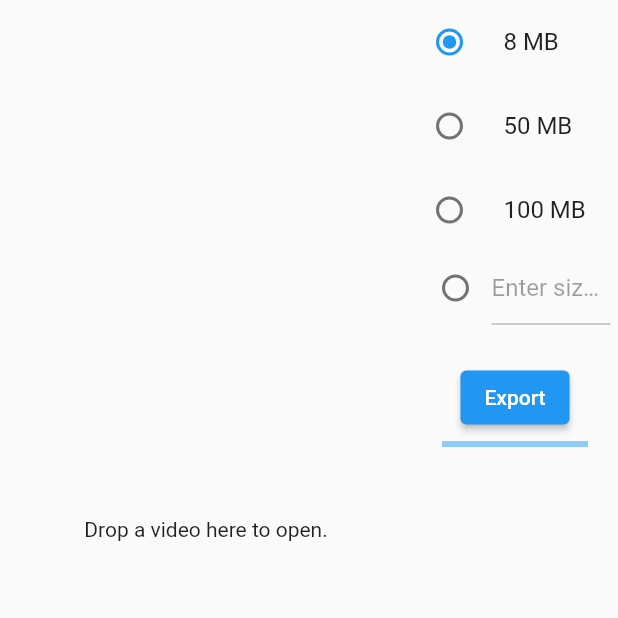
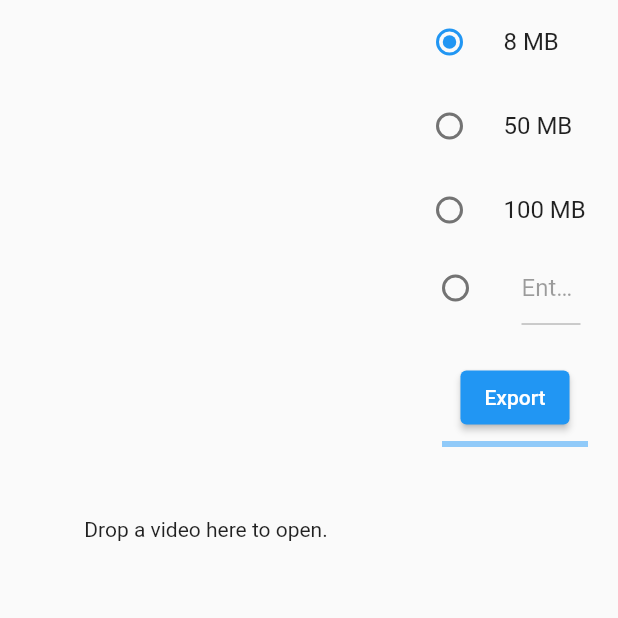
Before and after one commit to alanpq/klipr-flutter, a Flutter app: the screen it shows after launch, on a phone screen of 412 x 824 dp, the top half of it. Run offline on Flutter 3.47's test engine with Material 2 defaults, Android fonts, the phone set to English and light mode, and no system bars; our stand-ins replace cross_file, file_picker; missing offline and left inert: dart_vlc, desktop_drop, process_run.

Commit message:
custom size is number only now

```diff
--- a/lib/export.dart
+++ b/lib/export.dart
@@ -1,4 +1,5 @@
 import 'package:flutter/material.dart';
+import 'package:flutter/services.dart';
 import 'package:klipr/models/ffmpeg.dart';
 
 import 'package:provider/provider.dart';
@@ -57,11 +58,20 @@ class _ExportState extends State<Export> {
                 onChanged: _onChanged,
               ),
               Expanded(
-                  child: TextField(
-                key: _inputKey,
-                enabled: _size == -1,
-                onTap: () => _onChanged(-1),
-                decoration: const InputDecoration(hintText: "Enter size (MB)"),
+                  child: Padding(
+                padding: const EdgeInsets.symmetric(horizontal: 20),
+                child: TextField(
+                  keyboardType: TextInputType.number,
+                  inputFormatters: [FilteringTextInputFormatter.digitsOnly],
+                  key: _inputKey,
+                  enabled: _size == -1,
+                  onTap: () => _onChanged(-1),
+                  onSubmitted: (val) {
+                    _other = double.parse(val);
+                  },
+                  decoration:
+                      const InputDecoration(hintText: "Enter size (MB)"),
+                ),
               )),
             ],
           ),
```
